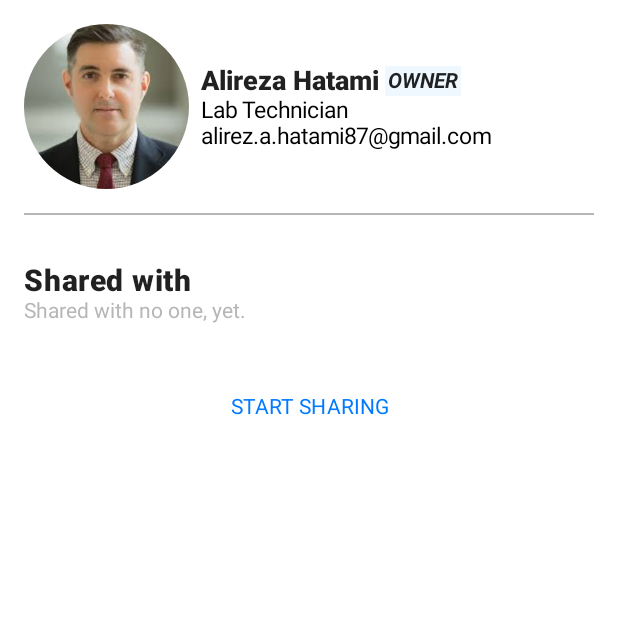
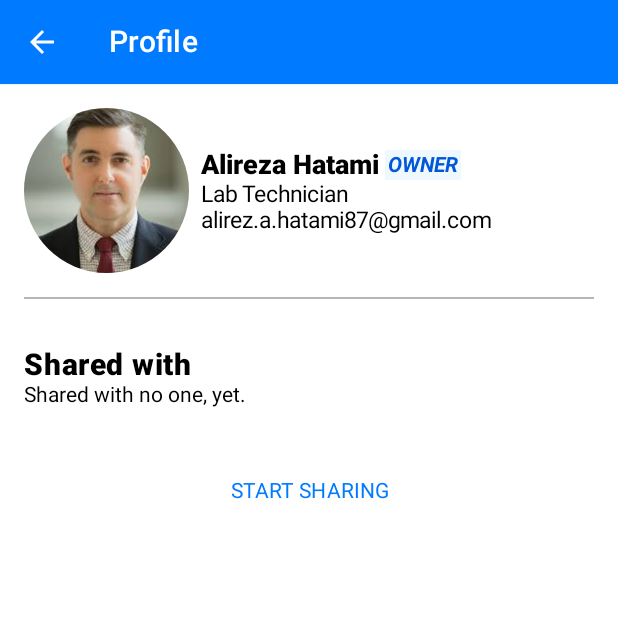
Before and after one commit to fekri8614/ThermoCall-example, an Android app built with Jetpack Compose: the composable ProfileScreen shown on its own in the app's theme, on a phone screen of 412 x 824 dp, the top half of it. Run offline under Robolectric (Android 15) with nearby library versions, the phone set to English and light mode, and no system bars; our stand-ins replace accompanist; libraries missing offline, so code that uses them is left out: dev.burnoo.cokoin; 2 statements that could not run were skipped.

```diff
--- a/app/src/main/java/info/fekri8614/thermocall/ui/MainActivity.kt
+++ b/app/src/main/java/info/fekri8614/thermocall/ui/MainActivity.kt
@@ -9,6 +9,7 @@ import android.os.Bundle
 import android.view.View
 import androidx.activity.ComponentActivity
 import androidx.activity.compose.setContent
+import androidx.annotation.RequiresApi
 import androidx.compose.foundation.layout.Arrangement
 import androidx.compose.foundation.layout.Box
 import androidx.compose.foundation.layout.Column
@@ -53,6 +54,7 @@ import org.koin.android.ext.koin.androidContext
 
 class MainActivity : ComponentActivity() {
 
+    @RequiresApi(Build.VERSION_CODES.O)
     override fun onCreate(savedInstanceState: Bundle?) {
         super.onCreate(savedInstanceState)
         // Set directionality
@@ -110,6 +112,7 @@ class MainActivity : ComponentActivity() {
     }
 }
 
+@RequiresApi(Build.VERSION_CODES.O)
 @Composable
 fun MainAppUi(isFirstTime: Boolean) {
     val controller = rememberNavController()
--- a/app/src/main/java/info/fekri8614/thermocall/ui/feature/profile/ProfileScreen.kt
+++ b/app/src/main/java/info/fekri8614/thermocall/ui/feature/profile/ProfileScreen.kt
@@ -13,9 +13,17 @@ import androidx.compose.foundation.layout.padding
 import androidx.compose.foundation.layout.size
 import androidx.compose.foundation.layout.width
 import androidx.compose.foundation.shape.CircleShape
+import androidx.compose.material.Icon
+import androidx.compose.material.IconButton
+import androidx.compose.material.MaterialTheme
+import androidx.compose.material.Scaffold
 import androidx.compose.material.Surface
 import androidx.compose.material.Text
 import androidx.compose.material.TextButton
+import androidx.compose.material.TopAppBar
+import androidx.compose.material.icons.Icons
+import androidx.compose.material.icons.filled.ArrowBack
+import androidx.compose.material.icons.filled.Menu
 import androidx.compose.runtime.Composable
 import androidx.compose.ui.Alignment
 import androidx.compose.ui.Modifier
@@ -25,17 +33,42 @@ import androidx.compose.ui.res.painterResource
 import androidx.compose.ui.text.TextStyle
 import androidx.compose.ui.text.font.FontStyle
 import androidx.compose.ui.text.font.FontWeight
+import androidx.compose.ui.text.style.TextAlign
 import androidx.compose.ui.unit.dp
 import androidx.compose.ui.unit.sp
+import dev.burnoo.cokoin.navigation.getNavController
 import info.fekri8614.thermocall.R
+import info.fekri8614.thermocall.ui.theme.BackgroundColor
 import info.fekri8614.thermocall.ui.theme.BlueLightBack
 import info.fekri8614.thermocall.ui.theme.GrayLightColor
+import kotlinx.coroutines.launch
 
 @Composable
 fun ProfileScreen() {
+    val navController = getNavController()
+
+    Scaffold(
+        topBar = {
+            TopAppBar(
+                navigationIcon = {
+                    IconButton(onClick = {
+                        navController.popBackStack()
+                    }) {
+                        Icon(Icons.Default.ArrowBack, contentDescription = "Back")
+                    }
+                },
+                title = {
+                    Text("Profile", textAlign = TextAlign.Center)
+                },
+                elevation = 1.dp,
+            )
+        },
+        content = { paddingValues ->
             Column(
                 modifier = Modifier
+                    .background(MaterialTheme.colors.background)
                     .fillMaxSize()
+                    .padding(paddingValues)
                     .padding(16.dp),
             ) {
                 Row(
@@ -67,6 +100,7 @@ fun ProfileScreen() {
                                 style = TextStyle(
                                     fontSize = 18.sp,
                                     fontWeight = FontWeight.Black,
+                                    color = MaterialTheme.colors.onBackground
                                 ),
                             )
                             Spacer(modifier = Modifier.width(4.dp))
@@ -76,7 +110,7 @@ fun ProfileScreen() {
                                     .background(BlueLightBack)
                                     .padding(2.dp),
                                 style = TextStyle(
-                            fontWeight = FontWeight.Bold, fontSize = 14.sp, fontStyle = FontStyle.Italic
+                                    fontWeight = FontWeight.Bold, fontSize = 14.sp, fontStyle = FontStyle.Italic, color = MaterialTheme.colors.primaryVariant
                                 ),
                             )
                         }
@@ -84,14 +118,14 @@ fun ProfileScreen() {
                             "Lab Technician",
                             style = TextStyle(
                                 fontSize = 15.sp,
-                        color = Color.Black,
+                                color = MaterialTheme.colors.onBackground
                             ),
                         )
                         Text(
                             "alirez.a.hatami87@gmail.com",
                             style = TextStyle(
                                 fontSize = 15.sp,
-                        color = Color.Black,
+                                color = MaterialTheme.colors.onBackground
                             ),
                         )
                     }
@@ -109,8 +143,8 @@ fun ProfileScreen() {
                     modifier = Modifier.height(32.dp)
                 )
                 Column {
-            Text("Shared with", fontSize = 20.sp, fontWeight = FontWeight.Black)
-            Text("Shared with no one, yet.", style = TextStyle(color = GrayLightColor))
+                    Text("Shared with", fontSize = 20.sp, fontWeight = FontWeight.Black, color = MaterialTheme.colors.onBackground)
+                    Text("Shared with no one, yet.", style = TextStyle(color = MaterialTheme.colors.onBackground))
                 }
                 Spacer(
                     modifier = Modifier.height(32.dp)
@@ -122,3 +156,6 @@ fun ProfileScreen() {
                 }
             }
         }
+    )
+
+}
```
Also changed, not shown: app/src/main/java/info/fekri8614/thermocall/ui/feature/dashboard/DashboardScreen.kt (+5 -6 lines), app/src/main/java/info/fekri8614/thermocall/ui/feature/dashboard/DashboardWidget.kt (+13 -4 lines), app/src/main/java/info/fekri8614/thermocall/util/MyDateFormatter.kt (added, +23 -0 lines). Lines whose indentation alone changed are shown as unchanged.
